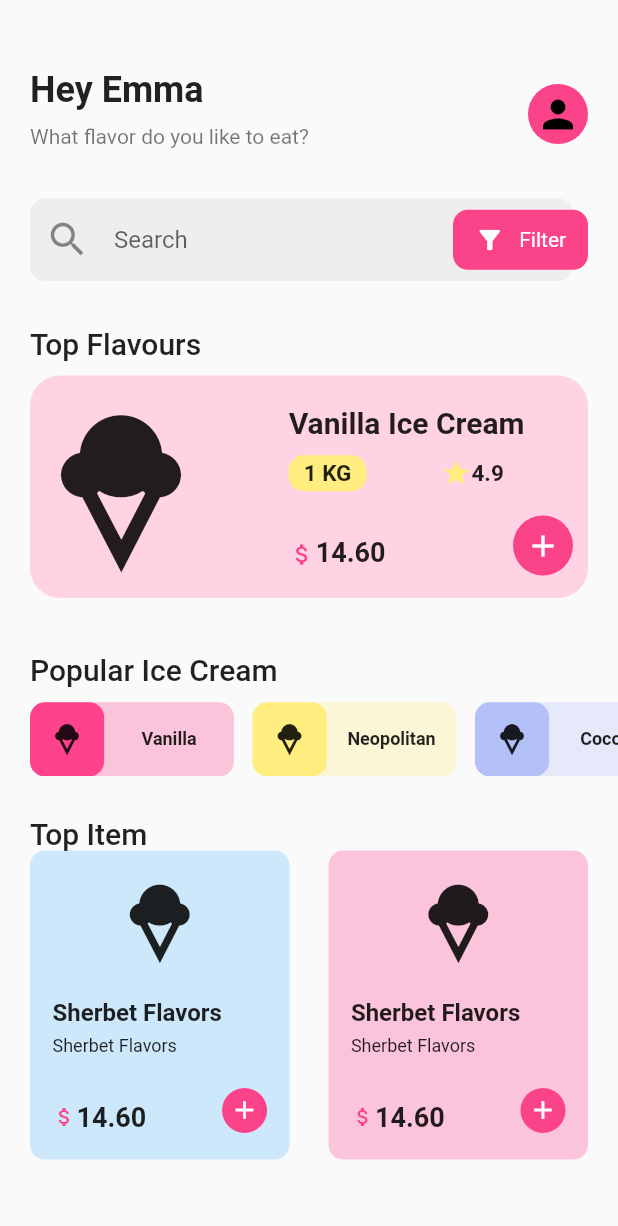
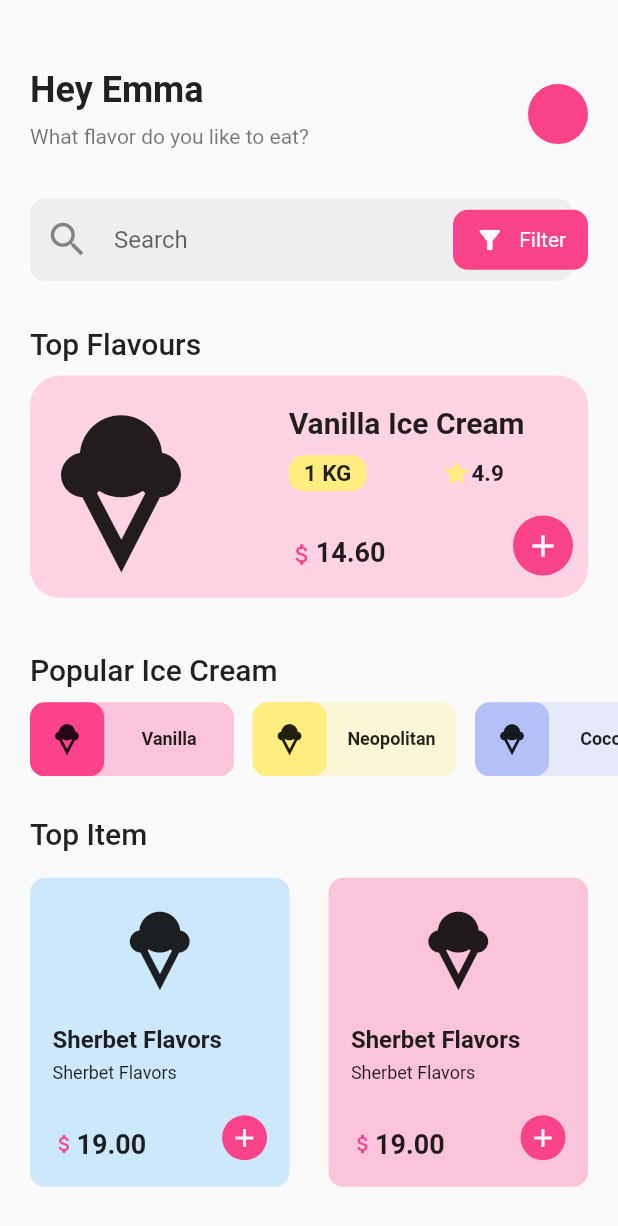
Before and after one commit to karascr/flutter_ice_cream_shop_ui, a Flutter app: the screen it shows after launch, on a phone screen of 412 x 824 dp. Shown: the top 1226 px of the screen. Run offline on Flutter 3.47's test engine with Material 2 defaults, Android fonts, the phone set to English and light mode, and no system bars.

Commit message:
Revert "bug fixes and update read.me"
This reverts commit 91ca05c9197340650a6c3e174a4d8b5c06de701e.

```diff
--- a/lib/widgets/home_header_widget.dart
+++ b/lib/widgets/home_header_widget.dart
@@ -25,11 +25,6 @@ class HomeHeader extends StatelessWidget {
         ),
         trailing: CircleAvatar(
           backgroundColor: Theme.of(context).primaryColor,
-          child: Icon(
-            Icons.person,
-            color: Colors.black,
-            size: 30,
-          ),
         ),
       ),
     );
--- a/lib/widgets/home_top_item_widget.dart
+++ b/lib/widgets/home_top_item_widget.dart
@@ -89,7 +89,7 @@ class HomeTopItem extends StatelessWidget {
                 mainAxisAlignment: MainAxisAlignment.spaceBetween,
                 crossAxisAlignment: CrossAxisAlignment.end,
                 children: [
-                  buildPriceTag(context, iceCream.price),
+                  buildPriceTag(context),
                   buildAddToCartButton(),
                 ],
               ),
@@ -100,7 +100,7 @@ class HomeTopItem extends StatelessWidget {
     );
   }
 
-  Row buildPriceTag(BuildContext context, double price) {
+  Row buildPriceTag(BuildContext context) {
     return Row(
       children: [
         Icon(
@@ -109,7 +109,7 @@ class HomeTopItem extends StatelessWidget {
           size: 16,
         ),
         Text(
-          "${price.toStringAsFixed(2)}",
+          "${19.toStringAsFixed(2)}",
           style: TextStyle(
             fontWeight: FontWeight.w700,
             fontSize: 18,
--- a/lib/widgets/section_title_widget.dart
+++ b/lib/widgets/section_title_widget.dart
@@ -6,9 +6,11 @@ class SectionTitle extends StatelessWidget {
 
   @override
   Widget build(BuildContext context) {
-    return Text(
-      title,
-      style: Theme.of(context).textTheme.headline6,
+    return Expanded(
+      child: Text(
+        title,
+        style: Theme.of(context).textTheme.headline6,
+      ),
     );
   }
 }
```
Also changed, not shown: 3 other files.
